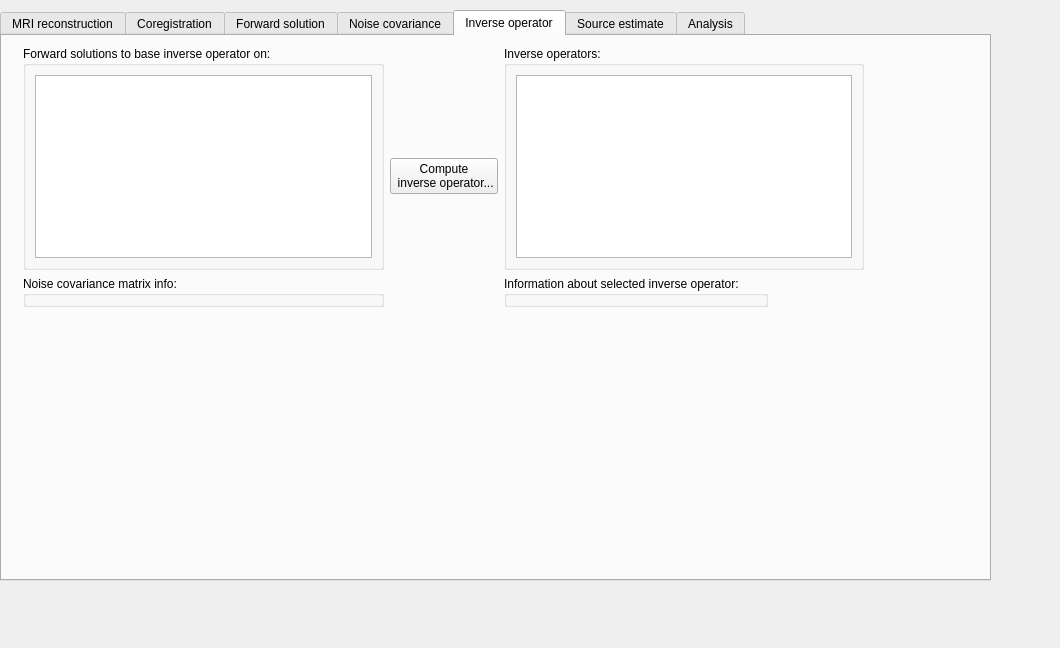
First picture: the form in qt4Designer_ui_files/mainWindowTabSourceAnalysisUi.ui, repository cibr-jyu/meggie, before the edit.
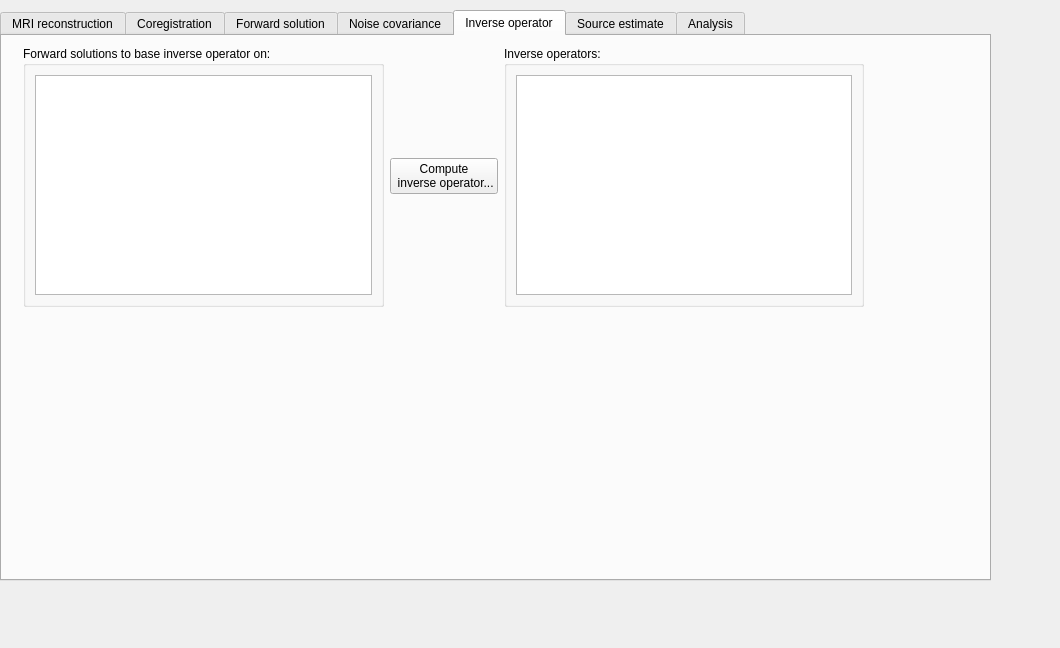
Second picture: the form after the edit. The open tabs and pages were chosen to show the change.

Commit message: Clean up and implement inverse operators

```diff
--- a/qt4Designer_ui_files/mainWindowTabSourceAnalysisUi.ui
+++ b/qt4Designer_ui_files/mainWindowTabSourceAnalysisUi.ui
@@ -1014,26 +1014,6 @@
           </layout>
          </widget>
         </item>
-        <item>
-         <widget class="QGroupBox" name="groupBox_8">
-          <property name="title">
-           <string>Noise covariance matrix info:</string>
-          </property>
-          <widget class="QLabel" name="label_12">
-           <property name="geometry">
-            <rect>
-             <x>40</x>
-             <y>90</y>
-             <width>271</width>
-             <height>20</height>
-            </rect>
-           </property>
-           <property name="text">
-            <string>edellisen välilehden tiedot myös tähän </string>
-           </property>
-          </widget>
-         </widget>
-        </item>
        </layout>
       </item>
       <item>
@@ -1051,16 +1031,9 @@
        </widget>
       </item>
       <item>
-       <layout class="QFormLayout" name="formLayout_15">
-        <item row="1" column="0">
-         <widget class="QGroupBox" name="groupBox_10">
-          <property name="title">
-           <string>Information about selected inverse operator:</string>
-          </property>
-         </widget>
-        </item>
-        <item row="0" column="0" colspan="2">
-         <widget class="QGroupBox" name="groupBox_9">
+       <layout class="QVBoxLayout" name="verticalLayoutInverseOperator_2">
+        <item>
+         <widget class="QGroupBox" name="groupBoxInverseOperator_2">
           <property name="title">
            <string>Inverse operators:</string>
           </property>
```
Left out of the diff: 12 changed lines with no effect on the pictures. The commit also changes 17 other files.
